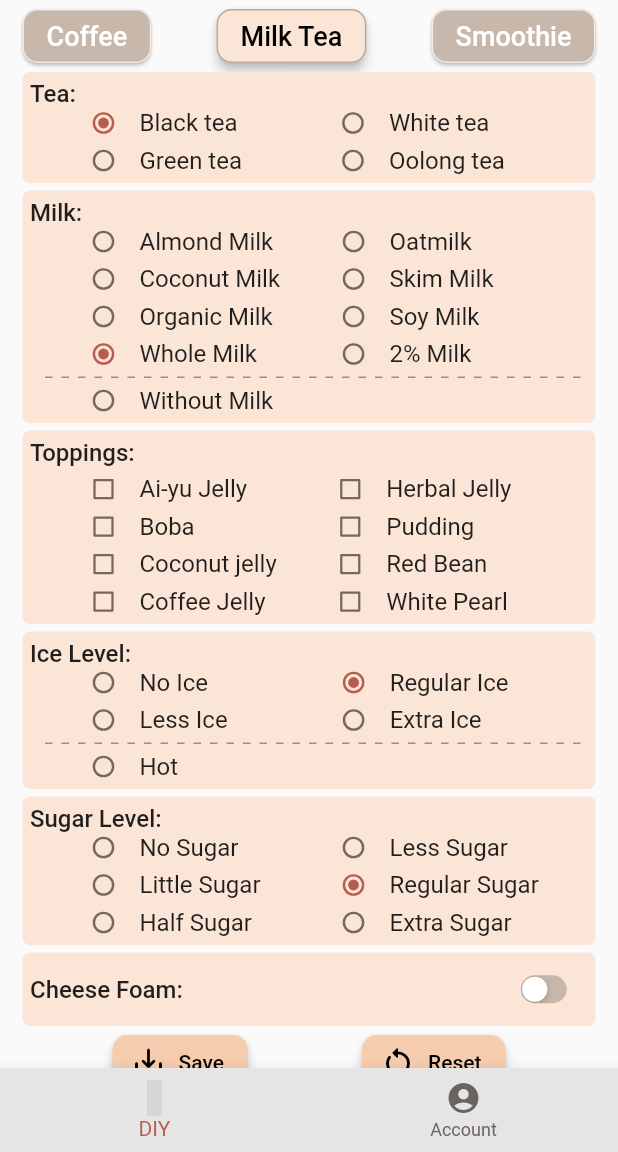
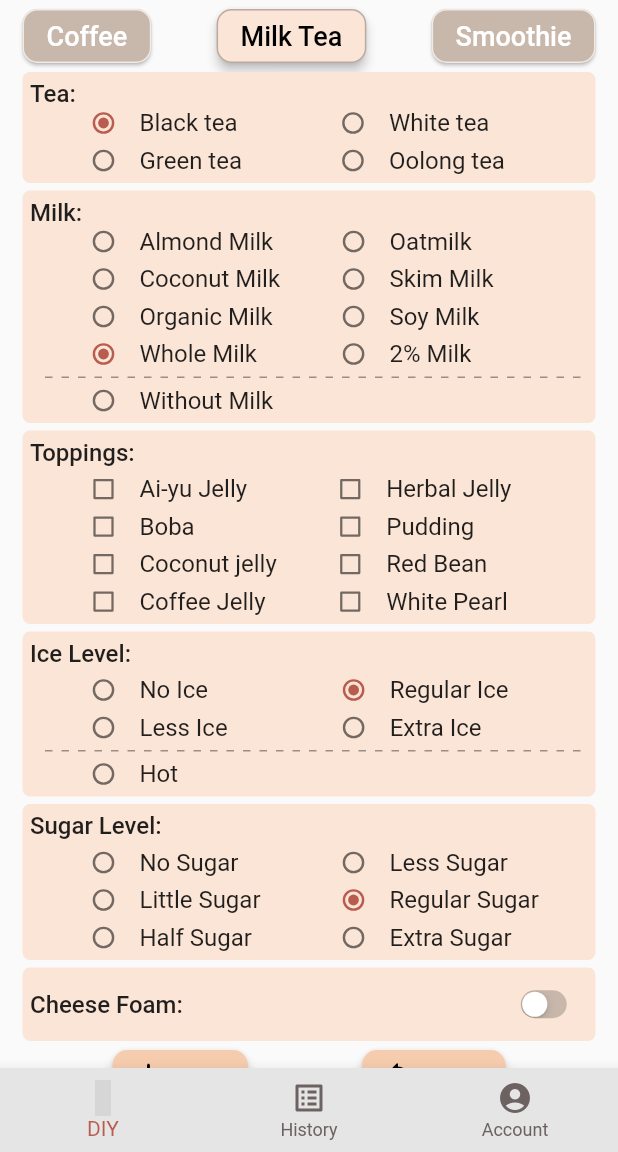
Before and after one commit to ef1301/flutter_bbtea, a Flutter app: the screen it shows after launch, after a tap on "Milk Tea", on a phone screen of 412 x 824 dp, the part 84-1236 px from its top. Run offline on Flutter 3.47's test engine with Material 2 defaults, Android fonts, the phone set to English and light mode, and no system bars; drawn by our look-alikes of dotted_line; our stand-ins replace flutter_native_splash, fluttericon, get; grey boxes are pictures that could not be loaded.

Commit message:
fixed overflow bug on ios devices and added a new tab

```diff
--- a/drinks/lib/home_page.dart
+++ b/drinks/lib/home_page.dart
@@ -1,9 +1,11 @@
 import 'colors.dart';
 import 'pages/diyPage.dart';
+import 'pages/historyPage.dart';
 import 'pages/accountPage.dart';
 import 'package:flutter/material.dart';
 import 'package:flutter_native_splash/flutter_native_splash.dart';
 import 'package:fluttericon/linearicons_free_icons.dart';
+
 
 // import 'package:fluttericon/linecons_icons.dart';
 // import 'package:fluttericon/maki_icons.dart';
@@ -25,6 +27,7 @@ class _HomePageState extends State<HomePage> {
     super.initState();
     listScreens = [
       const DIYPage(),
+      const HistoryPage(),
       const AccountPage(),
     ];
     initialization();
@@ -52,9 +55,13 @@ class _HomePageState extends State<HomePage> {
             label: 'DIY',
           ),
           BottomNavigationBarItem(
+            icon: Icon(Icons.list_alt_outlined),
+            label: 'History',
+          ),
+          BottomNavigationBarItem(
             icon: Icon(Icons.account_circle),
             label: 'Account',
-          )
+          ),
         ]
       ),
       );
--- a/drinks/lib/pages/diyPage.dart
+++ b/drinks/lib/pages/diyPage.dart
@@ -30,9 +30,6 @@ class _DIYPageState extends State<DIYPage> {
 
   @override
   Widget build(BuildContext context) {
-
-    // var width = MediaQuery.of(context).size.width;
-
     return Scaffold(
       appBar: AppBar(
         title: const Text(
--- a/drinks/lib/pages/historyPage.dart
+++ b/drinks/lib/pages/historyPage.dart
@@ -1,17 +1,32 @@
 import 'package:flutter/material.dart';
 
-class History extends StatefulWidget {
-  const History({ Key? key }) : super(key: key);
+import '../colors.dart';
+
+class HistoryPage extends StatefulWidget {
+  const HistoryPage({ Key? key }) : super(key: key);
 
   @override
-  State<History> createState() => _HistoryState();
+  State<HistoryPage> createState() => _HistoryPageState();
 }
 
-class _HistoryState extends State<History> {
+class _HistoryPageState extends State<HistoryPage> {
   @override
   Widget build(BuildContext context) {
-    return Container(
-
+    return Scaffold(
+      appBar: AppBar(
+        title: const Text(
+          'History',
+          style: TextStyle(
+            color: Colors.black,
+            fontWeight: FontWeight.w500,
+            fontSize: 30,
+          ),
+          textAlign: TextAlign.center,
+        ),
+        backgroundColor: AppColor.navigationTopBarBackground,
+        elevation: 0,
+        centerTitle: true,
+      )
     );
   }
 }
--- a/drinks/lib/pages/milk_tea.dart
+++ b/drinks/lib/pages/milk_tea.dart
@@ -5,6 +5,7 @@ import 'package:get/get.dart';
 import '../colors.dart';
 import 'package:flutter/material.dart';
 import 'package:dotted_line/dotted_line.dart';
+import 'dart:io' show Platform;
 
 class MilkTea extends StatefulWidget {
   const MilkTea({ Key? key }) : super(key: key);
@@ -33,6 +34,12 @@ class _MilkTeaState extends State<MilkTea> {
 
   @override
   Widget build(BuildContext context) {
+
+    // Modify left padding if viewport's width is less than 425
+    // Targetting all iOS models before iPhone 12
+    double screenWidth = MediaQuery.of(context).size.width;
+    double leftPadding = screenWidth <= 415 && Platform.isIOS? 10: 25;
+
     return Column(
       children: [
         // Radio Buttons for tea type
@@ -63,7 +70,7 @@ class _MilkTeaState extends State<MilkTea> {
                           SizedBox(
                             height: 20,
                             child: Container(
-                              padding: const EdgeInsets.only(left: 25),
+                              padding: EdgeInsets.only(left: leftPadding),
                               child: Row(
                                 children: [
                                   Transform.scale(
@@ -91,7 +98,7 @@ class _MilkTeaState extends State<MilkTea> {
                           SizedBox(
                             height: 20,
                             child: Container(
-                              padding: const EdgeInsets.only(left: 25),
+                              padding: EdgeInsets.only(left: leftPadding),
                               child: Row(
                                 children: [
                                   Transform.scale(
@@ -124,7 +131,7 @@ class _MilkTeaState extends State<MilkTea> {
                           SizedBox(
                             height: 20,
                             child: Container(
-                              padding: const EdgeInsets.only(left: 25),
+                              padding: EdgeInsets.only(left: leftPadding),
                               child: Row(
                                 children: [
                                   Transform.scale(
@@ -152,7 +159,7 @@ class _MilkTeaState extends State<MilkTea> {
                           SizedBox(
                             height: 20,
                             child: Container(
-                              padding: const EdgeInsets.only(left: 25),
+                              padding: EdgeInsets.only(left: leftPadding),
                               child: Row(
                                 children: [
                                   Transform.scale(
@@ -211,7 +218,7 @@ class _MilkTeaState extends State<MilkTea> {
                           SizedBox(
                             height: 20,
                             child: Container(
-                              padding: const EdgeInsets.only(left: 25),
+                              padding: EdgeInsets.only(left: leftPadding),
                               child: Row(
                                 children: [
                                   Transform.scale(
@@ -239,7 +246,7 @@ class _MilkTeaState extends State<MilkTea> {
                           SizedBox(
                             height: 20,
                             child: Container(
-                              padding: const EdgeInsets.only(left: 25),
+                              padding: EdgeInsets.only(left: leftPadding),
                               child: Row(
                                 children: [
                                   Transform.scale(
@@ -267,7 +274,7 @@ class _MilkTeaState extends State<MilkTea> {
                           SizedBox(
                             height: 20,
                             child: Container(
-                              padding: const EdgeInsets.only(left: 25),
+                              padding: EdgeInsets.only(left: leftPadding),
                               child: Row(
                                 children: [
                                   Transform.scale(
@@ -295,7 +302,7 @@ class _MilkTeaState extends State<MilkTea> {
                           SizedBox(
                             height: 20,
                             child: Container(
-                              padding: const EdgeInsets.only(left: 25),
+                              padding: EdgeInsets.only(left: leftPadding),
                               child: Row(
                                 children: [
                                   Transform.scale(
@@ -327,7 +334,7 @@ class _MilkTeaState extends State<MilkTea> {
                           SizedBox(
                             height: 20,
                             child: Container(
-                              padding: const EdgeInsets.only(left: 25),
+                              padding: EdgeInsets.only(left: leftPadding),
                               child: Row(
                                 children: [
                                   Transform.scale(
@@ -355,7 +362,7 @@ class _MilkTeaState extends State<MilkTea> {
                           SizedBox(
                             height: 20,
                             child: Container(
-                              padding: const EdgeInsets.only(left: 25),
+                              padding: EdgeInsets.only(left: leftPadding),
                               child: Row(
                                 children: [
                                   Transform.scale(
@@ -383,7 +390,7 @@ class _MilkTeaState extends State<MilkTea> {
                           SizedBox(
                             height: 20,
                             child: Container(
-                              padding: const EdgeInsets.only(left: 25),
+                              padding: EdgeInsets.only(left: leftPadding),
                               child: Row(
                                 children: [
                                   Transform.scale(
@@ -411,7 +418,7 @@ class _MilkTeaState extends State<MilkTea> {
                           SizedBox(
                             height: 20,
                             child: Container(
-                              padding: const EdgeInsets.only(left: 25),
+                              padding: EdgeInsets.only(left: leftPadding),
                               child: Row(
                                 children: [
                                   Transform.scale(
@@ -455,7 +462,7 @@ class _MilkTeaState extends State<MilkTea> {
                       SizedBox(
                         height: 20,
                         child: Container(
-                          padding: const EdgeInsets.only(left: 25),
+                          padding: EdgeInsets.only(left: leftPadding),
                           child: Row(
                             children: [
                               Transform.scale(
@@ -513,7 +520,7 @@ class _MilkTeaState extends State<MilkTea> {
                           SizedBox(
                             height: 20,
                             child: Container(
-                              padding: const EdgeInsets.only(left: 25),
+                              padding: EdgeInsets.only(left: leftPadding),
                               child: Row(
                                 children: [
                                   Transform.scale(
@@ -547,7 +554,7 @@ class _MilkTeaState extends State<MilkTea> {
                           SizedBox(
                             height: 20,
                             child: Container(
-                              padding: const EdgeInsets.only(left: 25),
+                              padding: EdgeInsets.only(left: leftPadding),
                               child: Row(
                                 children: [
                                   Transform.scale(
@@ -576,7 +583,7 @@ class _MilkTeaState extends State<MilkTea> {
                           SizedBox(
                             height: 20,
                             child: Container(
-                              padding: const EdgeInsets.only(left: 25),
+                              padding: EdgeInsets.only(left: leftPadding),
                               child: Row(
                                 children: [
                                   Transform.scale(
@@ -604,7 +611,7 @@ class _MilkTeaState extends State<MilkTea> {
                           SizedBox(
                             height: 20,
                             child: Container(
-                              padding: const EdgeInsets.only(left: 25),
+                              padding: EdgeInsets.only(left: leftPadding),
                               child: Row(
                                 children: [
                                   Transform.scale(
@@ -637,7 +644,7 @@ class _MilkTeaState extends State<MilkTea> {
                           SizedBox(
                             height: 20,
                             child: Container(
-                              padding: const EdgeInsets.only(left: 25),
+                              padding: EdgeInsets.only(left: leftPadding),
                               child: Row(
                                 children: [
                                   Transform.scale(
@@ -666,7 +673,7 @@ class _MilkTeaState extends State<MilkTea> {
                           SizedBox(
                             height: 20,
                             child: Container(
-                              padding: const EdgeInsets.only(left: 25),
+                              padding: EdgeInsets.only(left: leftPadding),
                               child: Row(
                                 children: [
                                   Transform.scale(
@@ -695,7 +702,7 @@ class _MilkTeaState extends State<MilkTea> {
                           SizedBox(
                             height: 20,
                             child: Container(
-                              padding: const EdgeInsets.only(left: 25),
+                              padding: EdgeInsets.only(left: leftPadding),
                               child: Row(
                                 children: [
                                   Transform.scale(
@@ -724,7 +731,7 @@ class _MilkTeaState extends State<MilkTea> {
                           SizedBox(
                             height: 20,
                             child: Container(
-                              padding: const EdgeInsets.only(left: 25),
+                              padding: EdgeInsets.only(left: leftPadding),
                               child: Row(
                                 children: [
                                   Transform.scale(
@@ -774,6 +781,7 @@ class _MilkTeaState extends State<MilkTea> {
                       fontWeight: FontWeight.w500,
                   ))],
               ),
+              const SizedBox(height: 5),
               Row(
                 children: [
                   Column(
@@ -784,7 +792,7 @@ class _MilkTeaState extends State<MilkTea> {
                           SizedBox(
                             height: 20,
                             child: Container(
-                              padding: const EdgeInsets.only(left: 25),
+                              padding: EdgeInsets.only(left: leftPadding),
                               child: Row(
                                 children: [
                                   Transform.scale(
@@ -812,7 +820,7 @@ class _MilkTeaState extends State<MilkTea> {
                           SizedBox(
                             height: 20,
                             child: Container(
-                              padding: const EdgeInsets.only(left: 25),
+                              padding: EdgeInsets.only(left: leftPadding),
                               child: Row(
                                 children: [
                                   Transform.scale(
@@ -845,7 +853,7 @@ class _MilkTeaState extends State<MilkTea> {
                           SizedBox(
                             height: 20,
                             child: Container(
-                              padding: const EdgeInsets.only(left: 25),
+                              padding: EdgeInsets.only(left: leftPadding),
                               child: Row(
                                 children: [
                                   Transform.scale(
@@ -873,7 +881,7 @@ class _MilkTeaState extends State<MilkTea> {
                           SizedBox(
                             height: 20,
                             child: Container(
-                              padding: const EdgeInsets.only(left: 25),
+                              padding: EdgeInsets.only(left: leftPadding),
                               child: Row(
                                 children: [
                                   Transform.scale(
@@ -917,7 +925,7 @@ class _MilkTeaState extends State<MilkTea> {
                       SizedBox(
                         height: 20,
                         child: Container(
-                          padding: const EdgeInsets.only(left: 25),
+                          padding: EdgeInsets.only(left: leftPadding),
                           child: Row(
                             children: [
                               Transform.scale(
@@ -964,6 +972,7 @@ class _MilkTeaState extends State<MilkTea> {
                       fontWeight: FontWeight.w500,
                   ))],
               ),
+              const SizedBox(height: 5),
               Row(
                 children: [
                   Column(
@@ -974,7 +983,7 @@ class _MilkTeaState extends State<MilkTea> {
                           SizedBox(
                             height: 20,
                             child: Container(
-                              padding: const EdgeInsets.only(left: 25),
+                              padding: EdgeInsets.only(left: leftPadding),
                               child: Row(
                                 children: [
                                   Transform.scale(
@@ -1002,7 +1011,7 @@ class _MilkTeaState extends State<MilkTea> {
                           SizedBox(
                             height: 20,
                             child: Container(
-                              padding: const EdgeInsets.only(left: 25),
+                              padding: EdgeInsets.only(left: leftPadding),
                               child: Row(
                                 children: [
                                   Transform.scale(
@@ -1030,7 +1039,7 @@ class _MilkTeaState extends State<MilkTea> {
                           SizedBox(
                             height: 20,
                             child: Container(
-                              padding: const EdgeInsets.only(left: 25),
+                              padding: EdgeInsets.only(left: leftPadding),
                               child: Row(
                                 children: [
                                   Transform.scale(
@@ -1063,7 +1072,7 @@ class _MilkTeaState extends State<MilkTea> {
                           SizedBox(
                             height: 20,
                             child: Container(
-                              padding: const EdgeInsets.only(left: 25),
+                              padding: EdgeInsets.only(left: leftPadding),
                               child: Row(
                                 children: [
                                   Transform.scale(
@@ -1091,7 +1100,7 @@ class _MilkTeaState extends State<MilkTea> {
                           SizedBox(
                             height: 20,
                             child: Container(
-                              padding: const EdgeInsets.only(left: 25),
+                              padding: EdgeInsets.only(left: leftPadding),
                               child: Row(
                                 children: [
                                   Transform.scale(
@@ -1119,7 +1128,7 @@ class _MilkTeaState extends State<MilkTea> {
                           SizedBox(
                             height: 20,
                             child: Container(
-                              padding: const EdgeInsets.only(left: 25),
+                              padding: EdgeInsets.only(left: leftPadding),
                               child: Row(
                                 children: [
                                   Transform.scale(
```
